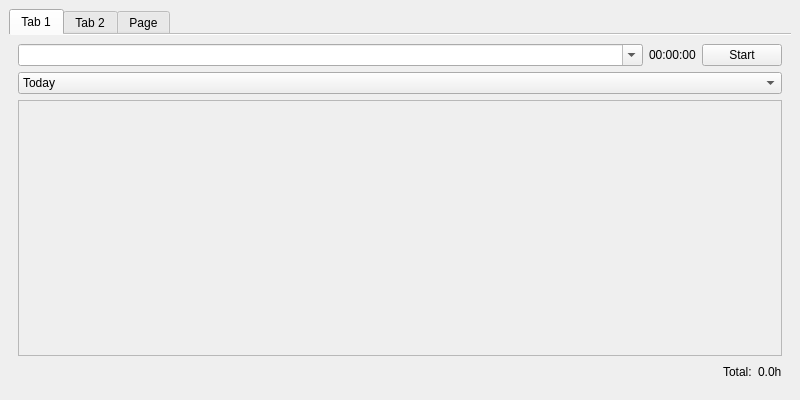
Above: data/mainwindow.ui from markbaas/markstimetracker before the change. Below: the same form after it.
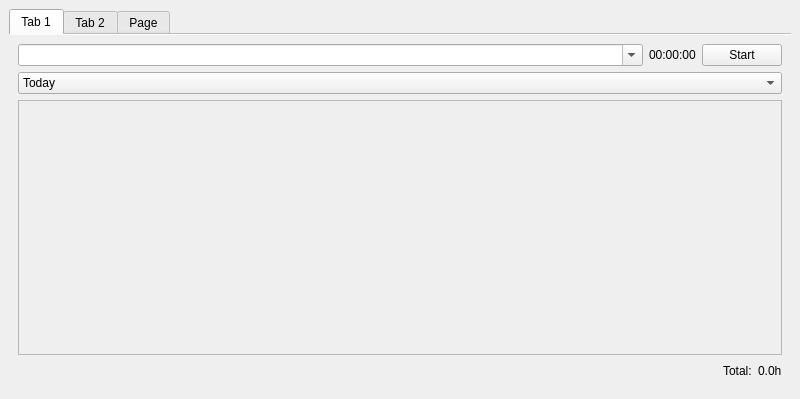
That is the form after the change. Icons and pictures are not drawn.

Commit message: icon changes, support for elementaryos

```diff
--- a/data/mainwindow.ui
+++ b/data/mainwindow.ui
@@ -7,7 +7,7 @@
     <x>0</x>
     <y>0</y>
     <width>800</width>
-    <height>400</height>
+    <height>399</height>
    </rect>
   </property>
   <property name="windowTitle">
@@ -48,8 +48,8 @@
       <property name="movable">
        <bool>false</bool>
       </property>
-      <property name="tabBarAutoHide">
-       <bool>false</bool>
+      <property name="tabBarAutoHide" stdset="0">
+       <bool>true</bool>
       </property>
       <widget class="QWidget" name="tab">
        <attribute name="title">
@@ -119,8 +119,8 @@
             <rect>
              <x>0</x>
              <y>0</y>
-             <width>481</width>
-             <height>218</height>
+             <width>762</width>
+             <height>233</height>
             </rect>
            </property>
            <layout class="QVBoxLayout" name="verticalLayout_5">
@@ -160,8 +160,8 @@
             </property>
             <property name="iconSize">
              <size>
-              <width>24</width>
-              <height>24</height>
+              <width>22</width>
+              <height>22</height>
              </size>
             </property>
             <property name="flat">
@@ -179,7 +179,14 @@
             </property>
             <property name="icon">
              <iconset theme="list-add">
-              <normaloff>.</normaloff>.</iconset>
+              <normaloff/>
+             </iconset>
+            </property>
+            <property name="iconSize">
+             <size>
+              <width>22</width>
+              <height>22</height>
+             </size>
             </property>
             <property name="flat">
              <bool>true</bool>
@@ -203,8 +210,8 @@
             </property>
             <property name="iconSize">
              <size>
-              <width>24</width>
-              <height>24</height>
+              <width>22</width>
+              <height>22</height>
              </size>
             </property>
             <property name="flat">
```
Left out of the diff: 8 changed lines with no effect on the pictures. The commit also changes 5 other files.
